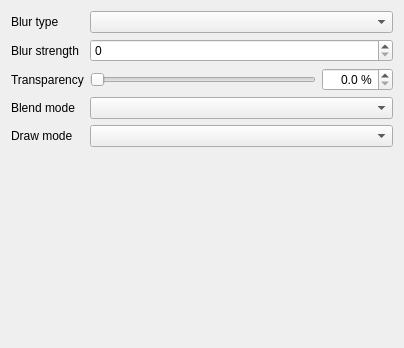
First picture: the form in src/ui/effects/widget_blur.ui, repository carsmie/QGIS, before the edit.
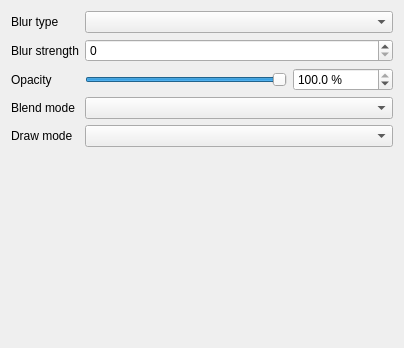
Second picture: the form after the edit. Custom widgets are drawn as their Qt base class.

Commit message: Change QgsBlurEffect to use opacity instead of transparency

Diff of the .ui file:
```diff
--- a/src/ui/effects/widget_blur.ui
+++ b/src/ui/effects/widget_blur.ui
@@ -37,7 +37,7 @@
         <item row="2" column="0">
          <widget class="QLabel" name="label_28">
           <property name="text">
-           <string>Transparency</string>
+           <string>Opacity</string>
           </property>
          </widget>
         </item>
@@ -69,6 +69,9 @@
             <property name="pageStep">
              <number>100</number>
             </property>
+            <property name="value">
+             <number>1000</number>
+            </property>
             <property name="orientation">
              <enum>Qt::Horizontal</enum>
             </property>
@@ -79,8 +82,11 @@
             <property name="enabled">
              <bool>true</bool>
             </property>
-            <property name="alignment">
-             <set>Qt::AlignRight|Qt::AlignTrailing|Qt::AlignVCenter</set>
+            <property name="minimumSize">
+             <size>
+              <width>100</width>
+              <height>0</height>
+             </size>
             </property>
             <property name="suffix">
              <string> %</string>
@@ -91,6 +97,9 @@
             <property name="maximum">
              <double>100.000000000000000</double>
             </property>
+            <property name="value">
+             <double>100.000000000000000</double>
+            </property>
            </widget>
           </item>
          </layout>
```
Left out of the diff: 8 changed lines with no effect on the pictures. The commit also changes 8 other files.
